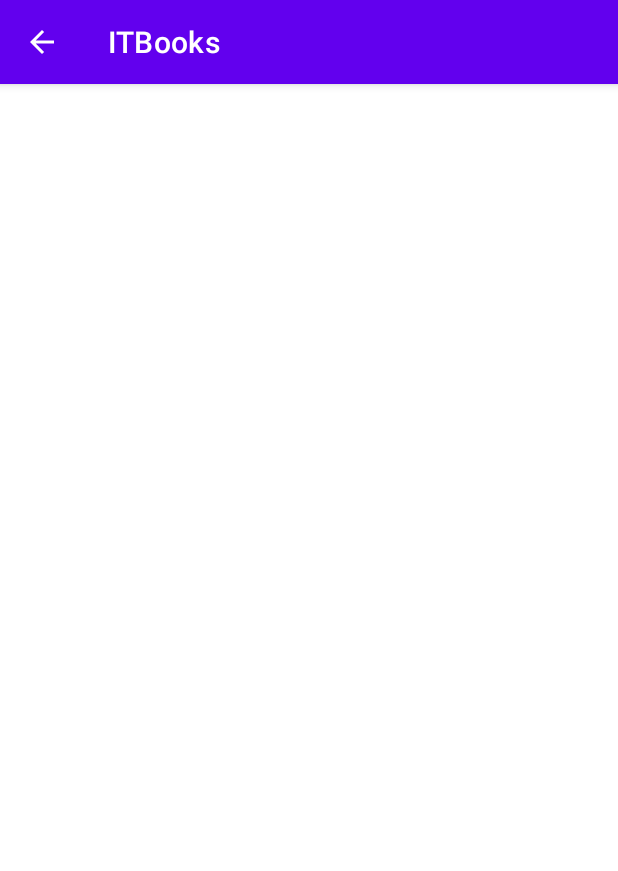
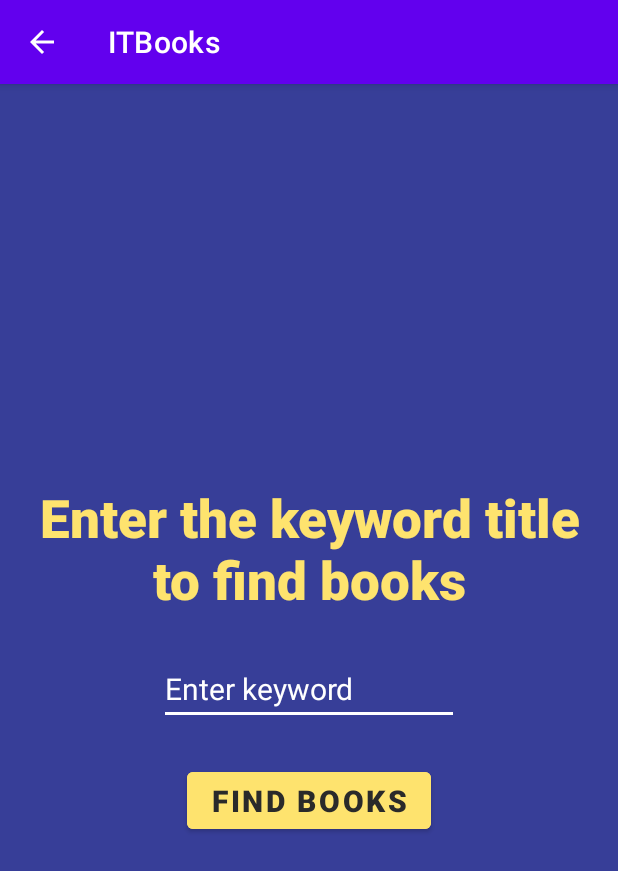
Before and after one commit to TuanDao2002/Android_Projects, an Android app: the SearchActivity screen opened directly, with no data from a screen before it, on a phone screen of 412 x 824 dp. Shown: the top 871 px of the screen. Run offline under Robolectric (Android 15) with nearby library versions, the phone set to English and light mode, and no system bars.

Commit message:
design search UI and create Book List UI

```diff
--- a/ITBooks/app/src/main/java/rmit/ad/itbooks/SearchActivity.java
+++ b/ITBooks/app/src/main/java/rmit/ad/itbooks/SearchActivity.java
@@ -1,6 +1,7 @@
 package rmit.ad.itbooks;
 
 import androidx.annotation.NonNull;
+import androidx.annotation.Nullable;
 import androidx.appcompat.app.ActionBar;
 import androidx.appcompat.app.AppCompatActivity;
 
@@ -8,8 +9,14 @@ import android.content.Intent;
 import android.os.Bundle;
 import android.view.Menu;
 import android.view.MenuItem;
+import android.widget.Button;
+import android.widget.EditText;
+import android.widget.Toast;
 
 public class SearchActivity extends AppCompatActivity {
+
+    EditText keywordText;
+    String keyword;
 
     @Override
     protected void onCreate(Bundle savedInstanceState) {
@@ -17,9 +24,27 @@ public class SearchActivity extends AppCompatActivity {
         setContentView(R.layout.activity_search);
 
         ActionBar actionBar = getSupportActionBar();
-
         if (actionBar != null) {
             actionBar.setDisplayHomeAsUpEnabled(true);
+        }
+
+        Button findBooksBtn = findViewById(R.id.findBooks);
+        findBooksBtn.setOnClickListener(view -> {
+            keywordText = findViewById(R.id.keywordInput);
+            String keyword = keywordText.getText().toString();
+            Intent intent = new Intent(SearchActivity.this, BookListActivity.class);
+            intent.putExtra("keyword", keyword);
+            startActivityForResult(intent, 200);
+        });
+    }
+
+    @Override
+    protected void onActivityResult(int requestCode, int resultCode, @Nullable Intent data) {
+        super.onActivityResult(requestCode, resultCode, data);
+        if (requestCode == 200) {
+            if (resultCode == RESULT_OK) {
+                Toast.makeText(SearchActivity.this,"back from book list", Toast.LENGTH_SHORT).show();
+            }
         }
     }
 
--- a/ITBooks/app/src/main/res/layout/activity_main.xml
+++ b/ITBooks/app/src/main/res/layout/activity_main.xml
@@ -11,7 +11,6 @@
     tools:context=".MainActivity">
 
     <TextView
-        android:id="@+id/textView"
         android:layout_width="match_parent"
         android:layout_height="wrap_content"
         android:textSize="40sp"
@@ -28,6 +27,7 @@
         android:textColor="@color/black"
         android:textStyle="bold"
         android:textSize="20sp"
+        android:layout_margin="25dp"
         android:text="Search"/>
 
     <Button
--- a/ITBooks/app/src/main/res/layout/activity_search.xml
+++ b/ITBooks/app/src/main/res/layout/activity_search.xml
@@ -1,9 +1,45 @@
 <?xml version="1.0" encoding="utf-8"?>
-<androidx.constraintlayout.widget.ConstraintLayout xmlns:android="http://schemas.android.com/apk/res/android"
+<LinearLayout xmlns:android="http://schemas.android.com/apk/res/android"
     xmlns:app="http://schemas.android.com/apk/res-auto"
     xmlns:tools="http://schemas.android.com/tools"
     android:layout_width="match_parent"
     android:layout_height="match_parent"
+    android:orientation="vertical"
+    android:gravity="center"
+    android:padding="10dp"
+    android:background="@color/blue"
     tools:context=".SearchActivity">
 
-</androidx.constraintlayout.widget.ConstraintLayout>
+    <TextView
+        android:layout_width="match_parent"
+        android:layout_height="wrap_content"
+        android:textSize="35sp"
+        android:textAlignment="center"
+        android:fontFamily="sans-serif-black"
+        android:textColor="@color/yellow"
+        android:text="Enter the keyword title to find books" />
+
+    <EditText
+        android:id="@+id/keywordInput"
+        android:layout_width="200dp"
+        android:layout_height="wrap_content"
+        android:textColor="@color/white"
+        android:textColorHint="@color/white"
+        android:textSize="20sp"
+        android:backgroundTint="@color/white"
+        android:textStyle="normal"
+        android:layout_margin="25dp"
+        android:hint="Enter keyword"
+        android:autofillHints=""
+        android:inputType="text" />
+
+    <Button
+        android:id="@+id/findBooks"
+        android:layout_width="wrap_content"
+        android:layout_height="50dp"
+        android:backgroundTint="@color/yellow"
+        android:textColor="@color/black"
+        android:textStyle="bold"
+        android:textSize="20sp"
+        android:text="find books"/>
+</LinearLayout>
```
Also changed, not shown: ITBooks/app/src/main/AndroidManifest.xml (+7 -0 lines), ITBooks/app/src/main/java/rmit/ad/itbooks/BookListActivity.java (added, +51 -0 lines), ITBooks/app/src/main/res/layout/activity_book_list.xml (added, +30 -0 lines).
